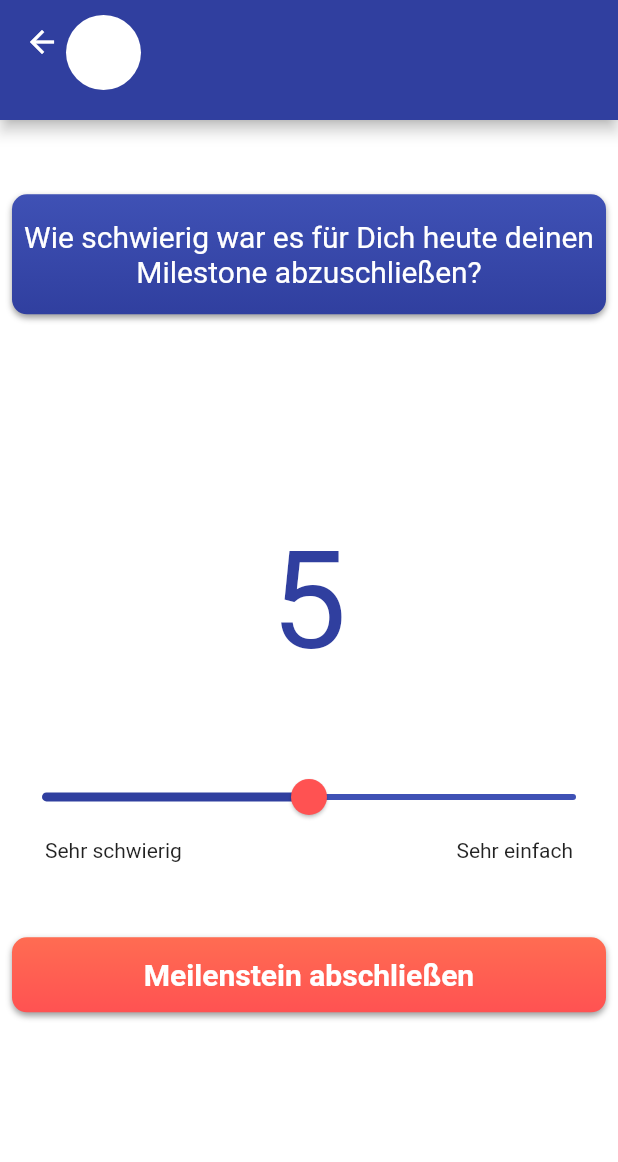
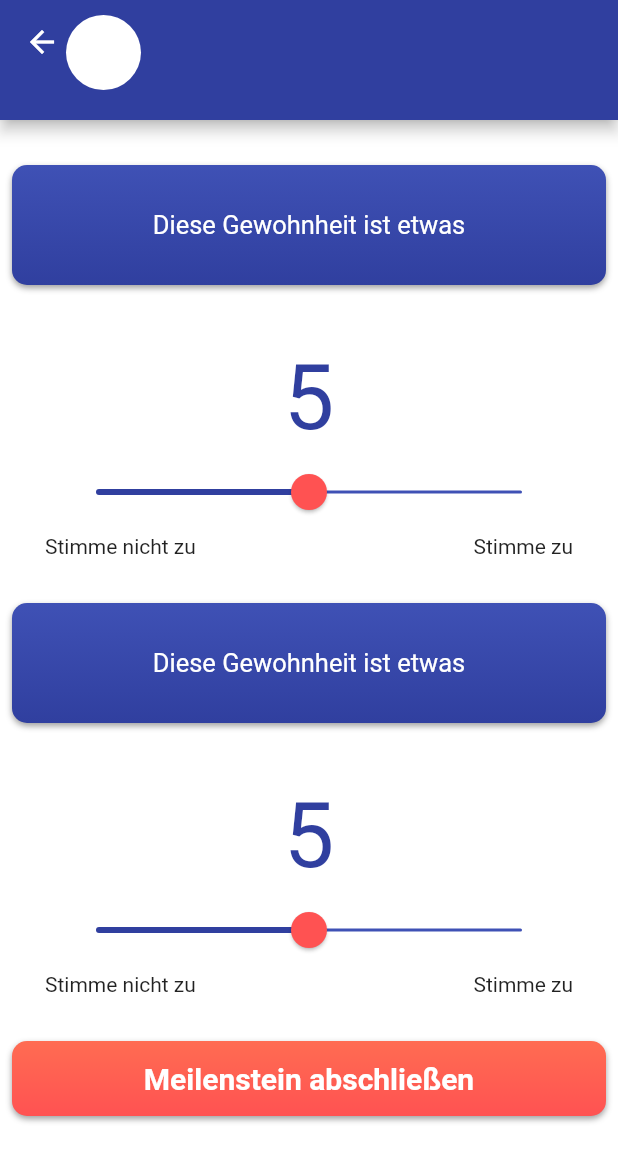
Before and after one commit to PAtB1992/habit_buddy_vvmm, a Flutter app: the MilestoneReflectionView screen opened directly with empty values, on a phone screen of 412 x 824 dp. Shown: the top 1162 px of the screen. Run offline on Flutter 3.47's test engine with Material 2 defaults, Android fonts, the phone set to English and light mode, and no system bars; drawn by our look-alikes of auto_size_text; our stand-ins replace cloud_firestore, firebase_auth, firebase_messaging, fl_chart, flutter_local_notifications, get_it and 3 more; accounts and stored records are empty.

Commit message:
version control

```diff
--- a/lib/constants/texts.dart
+++ b/lib/constants/texts.dart
@@ -39,3 +39,19 @@ const String chartDescription =
 
 const String reminder =
     'Timer und Reminder können zwar nerven, aber sind dennoch sehr wichtig, um Gewohnheiten aufzubauen. Aus diesem Grund kannst Du Deinen Reminder ganz auf Deine Bedürfnisse anpassen.';
+
+const String srhiItem1 = 'Diese Gewohnheit ist etwas ';
+
+const String srhiItem2 = 'Diese Gewohnheit ist etwas ';
+
+const String srhiItem3 = 'Diese Gewohnheit ist etwas ';
+
+const String srhiItem4 = 'Diese Gewohnheit ist etwas ';
+
+const String srhiItem5 = 'Diese Gewohnheit ist etwas ';
+
+const String srhiItem6 = 'Diese Gewohnheit ist etwas ';
+
+const String srhiItem7 = 'Diese Gewohnheit ist etwas ';
+
+const String srhiItem8 = 'Diese Gewohnheit ist etwas ';
--- a/lib/models/milestone.dart
+++ b/lib/models/milestone.dart
@@ -6,32 +6,38 @@ class Milestone {
   final String habitName;
   final timestamp;
   final int evaluation;
+  final int evaluation2;
   final String userId;
   final String habitId;
   final String customName;
   final String srhiQuestion;
+  final String srhiQuestion2;
 
   Milestone({
     @required this.repetitions,
     @required this.habitName,
     @required this.timestamp,
     @required this.evaluation,
+    @required this.evaluation2,
     @required this.userId,
     @required this.habitId,
     @required this.customName,
     @required this.srhiQuestion,
+    @required this.srhiQuestion2,
   });
 
   Map<String, dynamic> toMap() {
     return {
+      'userId': userId,
+      'habitName': habitName,
+      'customName': customName,
+      'habitId': habitId,
       'repetitions': repetitions,
-      'habitName': habitName,
       'timestamp': timestamp,
       'evaluation': evaluation,
-      'userId': userId,
-      'habitId': habitId,
-      'customName': customName,
+      'evaluation2': evaluation2,
       'srhiQuestion': srhiQuestion,
+      'srhiQuestion2': srhiQuestion2,
     };
   }
 
@@ -42,14 +48,16 @@ class Milestone {
     if (map == null) return null;
 
     return Milestone(
+      userId: map['userId'],
       habitName: map['habitName'],
+      customName: map['customName'],
+      habitId: map['habitId'],
       repetitions: map['repetitions'],
       timestamp: map['timestamp'],
       evaluation: map['evaluation'],
-      userId: map['userId'],
-      habitId: map['habitId'],
-      customName: map['customName'],
+      evaluation2: map['evaluation2'],
       srhiQuestion: map['srhiQuestion'],
+      srhiQuestion2: map['srhiQuestion2'],
     );
   }
 }
--- a/lib/ui/views/milestone_reflection_view.dart
+++ b/lib/ui/views/milestone_reflection_view.dart
@@ -17,11 +17,13 @@ class MilestoneReflectionView extends StatefulWidget {
 
 class _MilestoneReflectionViewState extends State<MilestoneReflectionView> {
   int _value = 5;
+  int _value2 = 5;
 
   @override
   Widget build(BuildContext context) {
     return ViewModelBuilder<MilestoneReflectionViewModel>.reactive(
       viewModelBuilder: () => MilestoneReflectionViewModel(),
+      onModelReady: (model) => model.getRandomSrhiItem(),
       builder: (context, model, child) => Container(
         color: primaryBlue,
         child: SafeArea(
@@ -71,18 +73,20 @@ class _MilestoneReflectionViewState extends State<MilestoneReflectionView> {
               ),
             ),
             backgroundColor: Colors.white,
-            body: Column(
-              mainAxisAlignment: MainAxisAlignment.spaceEvenly,
+            body: ListView(
               children: <Widget>[
+                SizedBox(
+                  height: 30,
+                ),
                 ReusableCard(
                   center: true,
                   height: 80,
                   color1: primaryBlue,
                   color2: secondaryBlue,
-                  cardChild: Text(
-                    milestoneFrage,
+                  cardChild: AutoSizeText(
+                    model.questionOne,
                     textAlign: TextAlign.center,
-                    style: TextStyle(color: Colors.white, fontSize: 20),
+                    style: TextStyle(color: Colors.white, fontSize: 17),
                   ),
                 ),
                 SizedBox(
@@ -91,17 +95,18 @@ class _MilestoneReflectionViewState extends State<MilestoneReflectionView> {
                 Text(
                   _value.toString(),
                   textAlign: TextAlign.center,
-                  style: TextStyle(fontSize: 90, color: primaryBlue),
+                  style: TextStyle(fontSize: 60, color: primaryBlue),
                 ),
                 Column(
                   children: <Widget>[
                     Container(
+                      width: 340,
                       child: SliderTheme(
                         data: SliderTheme.of(context).copyWith(
                           activeTrackColor: primaryBlue,
                           inactiveTrackColor: secondaryBlue,
                           trackShape: RoundedRectSliderTrackShape(),
-                          trackHeight: 4.0,
+                          trackHeight: 2.0,
                           thumbShape:
                               RoundSliderThumbShape(enabledThumbRadius: 12.0),
                           thumbColor: accentColor,
@@ -136,12 +141,88 @@ class _MilestoneReflectionViewState extends State<MilestoneReflectionView> {
                       child: Row(
                         mainAxisAlignment: MainAxisAlignment.spaceBetween,
                         children: <Widget>[
-                          Text('Sehr schwierig'),
-                          Text('Sehr einfach')
+                          Text('Stimme nicht zu'),
+                          Text('Stimme zu')
                         ],
                       ),
                     ),
                   ],
+                ),
+                SizedBox(
+                  height: 30,
+                ),
+                ReusableCard(
+                  center: true,
+                  height: 80,
+                  color1: primaryBlue,
+                  color2: secondaryBlue,
+                  cardChild: AutoSizeText(
+                    model.questionTwo,
+                    textAlign: TextAlign.center,
+                    style: TextStyle(color: Colors.white, fontSize: 17),
+                  ),
+                ),
+                SizedBox(
+                  height: 30,
+                ),
+                Text(
+                  _value2.toString(),
+                  textAlign: TextAlign.center,
+                  style: TextStyle(fontSize: 60, color: primaryBlue),
+                ),
+                Column(
+                  children: <Widget>[
+                    Container(
+                      width: 340,
+                      child: SliderTheme(
+                        data: SliderTheme.of(context).copyWith(
+                          activeTrackColor: primaryBlue,
+                          inactiveTrackColor: secondaryBlue,
+                          trackShape: RoundedRectSliderTrackShape(),
+                          trackHeight: 2.0,
+                          thumbShape:
+                              RoundSliderThumbShape(enabledThumbRadius: 12.0),
+                          thumbColor: accentColor,
+                          tickMarkShape: RoundSliderTickMarkShape(),
+                          activeTickMarkColor: primaryBlue,
+                          inactiveTickMarkColor: secondaryBlue,
+                          overlayColor: accentColor.withAlpha(32),
+                          overlayShape:
+                              RoundSliderOverlayShape(overlayRadius: 28.0),
+                          valueIndicatorTextStyle: TextStyle(
+                            color: Colors.white,
+                          ),
+                        ),
+                        child: Slider(
+                          value: _value2.toDouble(),
+                          min: 0,
+                          max: 10,
+                          divisions: 10,
+//                        label: '${_value.toInt()}',
+                          onChanged: (double value2) {
+                            setState(
+                              () {
+                                _value2 = value2.toInt();
+                              },
+                            );
+                          },
+                        ),
+                      ),
+                    ),
+                    Padding(
+                      padding: const EdgeInsets.symmetric(horizontal: 30.0),
+                      child: Row(
+                        mainAxisAlignment: MainAxisAlignment.spaceBetween,
+                        children: <Widget>[
+                          Text('Stimme nicht zu'),
+                          Text('Stimme zu')
+                        ],
+                      ),
+                    ),
+                  ],
+                ),
+                SizedBox(
+                  height: 30,
                 ),
                 ReusableCard(
                   center: true,
@@ -157,7 +238,8 @@ class _MilestoneReflectionViewState extends State<MilestoneReflectionView> {
                   ),
                   onPress: () async {
                     await model.completeMilestone(widget.habit);
-                    await model.saveMilestoneToStore(widget.habit, _value);
+                    await model.saveMilestoneToStore(
+                        widget.habit, _value, _value2);
                     Navigator.pop(context, model.completedMilestone);
                   },
                 ),
--- a/lib/viewmodels/habit_detail_view_model.dart
+++ b/lib/viewmodels/habit_detail_view_model.dart
@@ -3,12 +3,14 @@ import 'package:habitbuddyvvmm/constants/route_names.dart';
 import 'package:habitbuddyvvmm/locator.dart';
 import 'package:habitbuddyvvmm/models/chart_data.dart';
 import 'package:habitbuddyvvmm/models/habit.dart';
+import 'package:habitbuddyvvmm/models/milestone.dart';
 import 'package:habitbuddyvvmm/models/stats.dart';
 import 'package:habitbuddyvvmm/services/firestore_service.dart';
 import 'package:habitbuddyvvmm/services/navigation_service.dart';
 import 'package:habitbuddyvvmm/ui/views/edit_reminder_view.dart';
 import 'package:habitbuddyvvmm/ui/views/milestone_reflection_view.dart';
 import 'package:habitbuddyvvmm/viewmodels/base_model.dart';
+import 'package:habitbuddyvvmm/constants/texts.dart';
 
 class HabitDetailViewModel extends BaseModel {
   final FirestoreService _firestoreService = locator<FirestoreService>();
--- a/lib/viewmodels/milestone_reflection_view_model.dart
+++ b/lib/viewmodels/milestone_reflection_view_model.dart
@@ -3,10 +3,13 @@ import 'package:habitbuddyvvmm/models/milestone.dart';
 import 'package:habitbuddyvvmm/services/firestore_service.dart';
 import 'package:habitbuddyvvmm/locator.dart';
 import 'package:habitbuddyvvmm/viewmodels/base_model.dart';
+import 'package:habitbuddyvvmm/constants/texts.dart';
 
 class MilestoneReflectionViewModel extends BaseModel {
   final FirestoreService _firestoreService = locator<FirestoreService>();
   bool completedMilestone = false;
+  String questionOne;
+  String questionTwo;
 
   Future completeMilestone(Habit habit) async {
     setBusy(true);
@@ -27,7 +30,7 @@ class MilestoneReflectionViewModel extends BaseModel {
     setBusy(false);
   }
 
-  Future saveMilestoneToStore(Habit habit, int value) async {
+  Future saveMilestoneToStore(Habit habit, int value, int value2) async {
     setBusy(true);
     await _firestoreService.saveMilestone(
       currentUser,
@@ -36,12 +39,33 @@ class MilestoneReflectionViewModel extends BaseModel {
           habitName: habit.name,
           repetitions: habitList.populateRepetitions(habit.listIndex),
           evaluation: value,
+          evaluation2: value2,
           userId: currentUser.id,
           habitId: habit.habitID,
           customName: habit.customName,
-          srhiQuestion: 'test'),
+          srhiQuestion: 'test',
+          srhiQuestion2: 'test2'),
     );
     completedMilestone = true;
     setBusy(false);
   }
+
+  getRandomSrhiItem() {
+    setBusy(true);
+    List srhiItemList = [
+      srhiItem1,
+      srhiItem2,
+      srhiItem3,
+      srhiItem4,
+      srhiItem5,
+      srhiItem6,
+      srhiItem7,
+      srhiItem8
+    ];
+    srhiItemList.shuffle();
+    questionOne = srhiItemList.first;
+    questionTwo = srhiItemList.last;
+    print(questionOne);
+    print(questionTwo);
+  }
 }
--- a/lib/viewmodels/start_view_model.dart
+++ b/lib/viewmodels/start_view_model.dart
@@ -23,6 +23,7 @@ class StartViewModel extends BaseModel {
     if (hasLoggedInUser) {
       bool hasHabitBuddy = currentUser.hasHabitBuddy;
       if (hasHabitBuddy) {
+        //TODO: Eventuell in Homescreen packen und dann ladeindikator
         HabitBuddy temp = await _firestoreService.addHabitBuddy(currentUser);
         habitBuddy.saveHabitBuddy(temp);
       }
```
Also changed, not shown: lib/models/chart_data.dart (+7 -1 lines), lib/ui/components/user_chart.dart (+39 -32 lines), lib/ui/views/home_view.dart (+14 -4 lines), lib/viewmodels/home_view_model.dart (+8 -4 lines), pubspec.lock, 3 other files.
